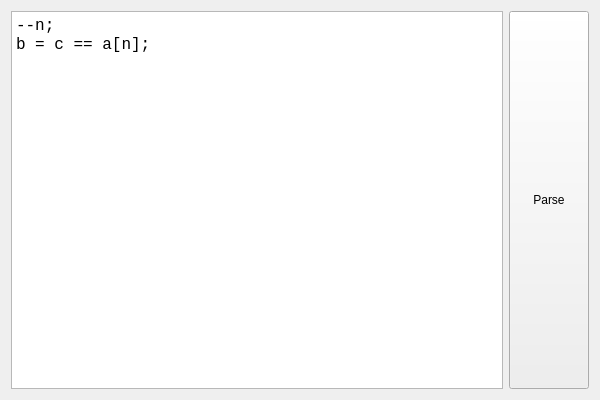
This is Lab4_GUI/Lab4_GUI.ui in JC-labs/System_programming_ii as Qt 5 draws it before an edit. The edited form follows.
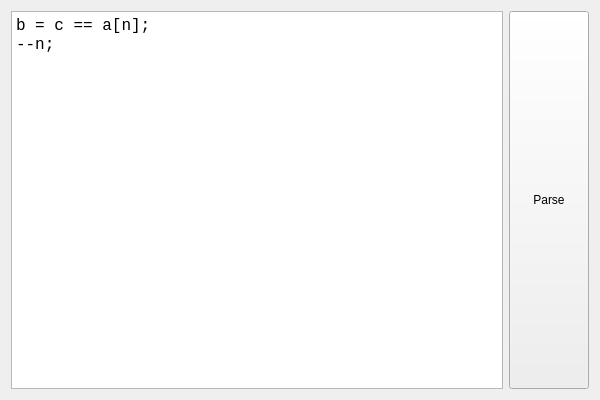
This is the edited form.

Commit message: parse_graph is now ready to be implemented. All the additional and preparational code for Lab4 was written and now all what's left is to implement main parse function: graph::Node parser::additional::parse_graph(std::list<std::string> source).

```diff
--- a/Lab4_GUI/Lab4_GUI.ui
+++ b/Lab4_GUI/Lab4_GUI.ui
@@ -30,8 +30,8 @@
 &lt;html&gt;&lt;head&gt;&lt;meta name=&quot;qrichtext&quot; content=&quot;1&quot; /&gt;&lt;style type=&quot;text/css&quot;&gt;
 p, li { white-space: pre-wrap; }
 &lt;/style&gt;&lt;/head&gt;&lt;body style=&quot; font-family:'Consolas'; font-size:12pt; font-weight:400; font-style:normal;&quot;&gt;
-&lt;p style=&quot; margin-top:0px; margin-bottom:0px; margin-left:0px; margin-right:0px; -qt-block-indent:0; text-indent:0px;&quot;&gt;--n;&lt;/p&gt;
-&lt;p style=&quot; margin-top:0px; margin-bottom:0px; margin-left:0px; margin-right:0px; -qt-block-indent:0; text-indent:0px;&quot;&gt;b = c == a[n];&lt;/p&gt;&lt;/body&gt;&lt;/html&gt;</string>
+&lt;p style=&quot; margin-top:0px; margin-bottom:0px; margin-left:0px; margin-right:0px; -qt-block-indent:0; text-indent:0px;&quot;&gt;b = c == a[n];&lt;/p&gt;
+&lt;p style=&quot; margin-top:0px; margin-bottom:0px; margin-left:0px; margin-right:0px; -qt-block-indent:0; text-indent:0px;&quot;&gt;--n;&lt;/p&gt;&lt;/body&gt;&lt;/html&gt;</string>
      </property>
      <property name="tabStopWidth">
       <number>40</number>
```
The commit also changes 6 other files.
